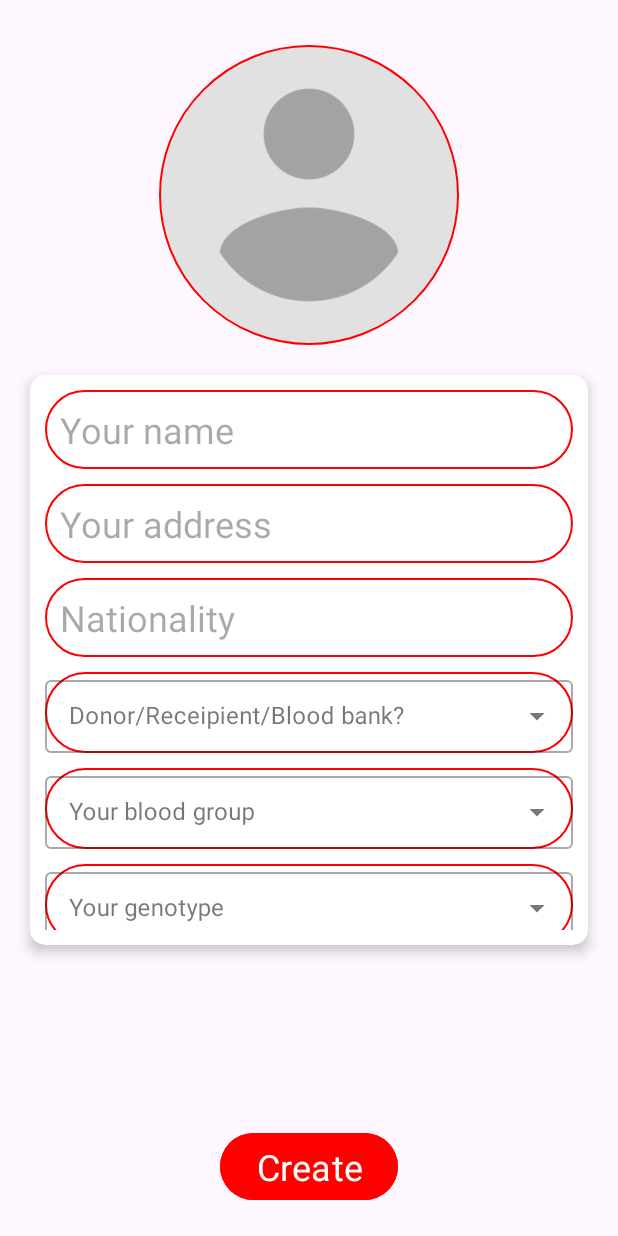
After one commit to Atachiz02Softwares/Blood, an Android app: the CreateProfileActivity screen opened directly, with no data from a screen before it, on a phone screen of 412 x 824 dp. The commit adds this screen. Run offline under Robolectric (Android 15) with nearby library versions, the phone set to English and light mode, and no system bars; our stand-ins replace CircleImageView.

Commit message:
...UI Create Profile...

```diff
--- a/app/src/main/AndroidManifest.xml
+++ b/app/src/main/AndroidManifest.xml
@@ -14,6 +14,9 @@
         android:supportsRtl="true"
         android:theme="@style/Theme.Blood"
         tools:targetApi="31">
+        <activity
+            android:name=".Activities.CreateProfileActivity"
+            android:exported="false" />
         <activity
             android:name=".Activities.SignUpActivity"
             android:exported="false" />
--- /dev/null
+++ b/app/src/main/java/morpheus/softwares/blood/Activities/CreateProfileActivity.java
@@ -0,0 +1,86 @@
+package morpheus.softwares.blood.Activities;
+
+import android.content.Intent;
+import android.net.Uri;
+import android.os.Bundle;
+import android.widget.ArrayAdapter;
+import android.widget.AutoCompleteTextView;
+import android.widget.RadioButton;
+import android.widget.RadioGroup;
+import android.widget.Toast;
+
+import androidx.annotation.Nullable;
+import androidx.appcompat.app.AppCompatActivity;
+
+import de.hdodenhof.circleimageview.CircleImageView;
+import morpheus.softwares.blood.Models.Links;
+import morpheus.softwares.blood.R;
+
+public class CreateProfileActivity extends AppCompatActivity {
+    private static final int REQUEST_CODE = 20;
+    private final String[] BLOODGROUPS = new Links().getBloodGroups();
+    private final String[] GENOTYPES = new Links().getGenotypes();
+    private final String[] ROLES = new Links().getRoles();
+    CircleImageView profilePic;
+    Uri profilePicture;
+    RadioGroup genderGroup;
+    RadioButton male, female;
+
+    AutoCompleteTextView bloodGroups;
+    ArrayAdapter<String> bloodGroupsAdapter;
+    AutoCompleteTextView genotypes;
+    ArrayAdapter<String> genotypesAdapter;
+    AutoCompleteTextView roles;
+    ArrayAdapter<String> roleAdapter;
+
+    @Override
+    protected void onCreate(Bundle savedInstanceState) {
+        super.onCreate(savedInstanceState);
+        setContentView(R.layout.activity_create_profile);
+
+        profilePic = findViewById(R.id.createProfileProfilePic);
+        genderGroup = findViewById(R.id.createProfileGender);
+        roles = findViewById(R.id.createProfileRole);
+        bloodGroups = findViewById(R.id.createProfileBloodGroup);
+        genotypes = findViewById(R.id.createProfileGenotype);
+        male = findViewById(R.id.createProfileMale);
+        female = findViewById(R.id.createProfileFemale);
+
+        profilePic.setOnClickListener(v -> {
+            Intent intent = new Intent().setAction(Intent.ACTION_GET_CONTENT).setType("image/*");
+            startActivityForResult(intent, REQUEST_CODE);
+        });
+
+
+        roleAdapter = new ArrayAdapter<>(this, R.layout.list_items, ROLES);
+        roles.setAdapter(roleAdapter);
+
+        bloodGroupsAdapter = new ArrayAdapter<>(this, R.layout.list_items, BLOODGROUPS);
+        bloodGroups.setAdapter(bloodGroupsAdapter);
+
+        genotypesAdapter = new ArrayAdapter<>(this, R.layout.list_items, GENOTYPES);
+        genotypes.setAdapter(genotypesAdapter);
+
+        genderGroup.setOnCheckedChangeListener((group, checkedId) -> {
+            if (checkedId == R.id.createProfileMale) {
+                Toast.makeText(CreateProfileActivity.this,
+                        male.getText() + " selected...", Toast.LENGTH_SHORT).show();
+            } else if (checkedId == R.id.createProfileFemale) {
+                Toast.makeText(CreateProfileActivity.this,
+                        female.getText() + " selected...", Toast.LENGTH_SHORT).show();
+            }
+        });
+    }
+
+    @Override
+    protected void onActivityResult(int requestCode, int resultCode, @Nullable Intent data) {
+        super.onActivityResult(requestCode, resultCode, data);
+
+        if (data != null) {
+            if (data.getData() != null) {
+                profilePicture = data.getData();
+                profilePic.setImageURI(profilePicture);
+            }
+        }
+    }
+}
--- /dev/null
+++ b/app/src/main/java/morpheus/softwares/blood/Models/Links.java
@@ -0,0 +1,31 @@
+package morpheus.softwares.blood.Models;
+
+public class Links {
+    String[] bloodGroups = {"A+", "A-", "B+", "B-", "AB+", "AB-", "O+", "O-", "Blood Bank"};
+    String[] genotypes = {"AA", "AS", "AC", "SS", "SC", "aa", "Blood Bank"};
+    String[] roles = {"Donor", "Recipient", "Blood Bank"};
+
+    public Links() {
+    }
+
+    /**
+     * Returns the list of predefined blood groups
+     */
+    public String[] getBloodGroups() {
+        return bloodGroups;
+    }
+
+    /**
+     * Returns the list of predefined genotypes
+     */
+    public String[] getGenotypes() {
+        return genotypes;
+    }
+
+    /**
+     * Returns the list of predefined roles
+     */
+    public String[] getRoles() {
+        return roles;
+    }
+}
--- /dev/null
+++ b/app/src/main/res/layout/activity_create_profile.xml
@@ -0,0 +1,181 @@
+<?xml version="1.0" encoding="utf-8"?>
+<RelativeLayout xmlns:android="http://schemas.android.com/apk/res/android"
+    xmlns:app="http://schemas.android.com/apk/res-auto"
+    xmlns:tools="http://schemas.android.com/tools"
+    android:id="@+id/createProfile"
+    android:layout_width="match_parent"
+    android:layout_height="match_parent"
+    android:padding="10dp"
+    tools:context=".Activities.CreateProfileActivity">
+
+    <de.hdodenhof.circleimageview.CircleImageView
+        android:id="@+id/createProfileProfilePic"
+        android:layout_width="200dp"
+        android:layout_height="200dp"
+        android:layout_centerHorizontal="true"
+        android:layout_margin="20dp"
+        android:src="@drawable/avatar"
+        app:civ_border_color="@color/red"
+        app:civ_border_width="1dp" />
+
+    <androidx.cardview.widget.CardView
+        android:id="@+id/createProfileCardView"
+        android:layout_width="match_parent"
+        android:layout_height="380dp"
+        android:layout_below="@id/createProfileProfilePic"
+        android:layout_marginStart="10dp"
+        android:layout_marginEnd="10dp"
+        android:layout_marginBottom="10dp"
+        app:cardCornerRadius="10dp"
+        app:cardElevation="5dp">
+
+        <androidx.core.widget.NestedScrollView
+            android:layout_width="match_parent"
+            android:layout_height="match_parent"
+            android:padding="10dp">
+
+            <RelativeLayout
+                android:layout_width="match_parent"
+                android:layout_height="wrap_content">
+
+                <EditText
+                    android:id="@+id/createProfileName"
+                    android:layout_width="match_parent"
+                    android:layout_height="wrap_content"
+                    android:autofillHints="name"
+                    android:background="@drawable/textbox_outline"
+                    android:hint="@string/your_name"
+                    android:inputType="text"
+                    android:padding="10dp"
+                    android:textSize="24sp" />
+
+                <EditText
+                    android:id="@+id/createProfileAddress"
+                    android:layout_width="match_parent"
+                    android:layout_height="wrap_content"
+                    android:layout_below="@+id/createProfileName"
+                    android:layout_marginTop="10dp"
+                    android:autofillHints="postalAddress"
+                    android:background="@drawable/textbox_outline"
+                    android:hint="Your address"
+                    android:inputType="textMultiLine"
+                    android:padding="10dp"
+                    android:textSize="24sp" />
+
+                <EditText
+                    android:id="@+id/createProfileCountry"
+                    android:layout_width="match_parent"
+                    android:layout_height="wrap_content"
+                    android:layout_below="@+id/createProfileAddress"
+                    android:layout_marginTop="10dp"
+                    android:background="@drawable/textbox_outline"
+                    android:hint="Nationality"
+                    android:inputType="text"
+                    android:padding="10dp"
+                    android:textSize="24sp" />
+
+                <com.google.android.material.textfield.TextInputLayout
+                    android:id="@+id/Role"
+                    style="@style/Widget.MaterialComponents.TextInputLayout.OutlinedBox.Dense.ExposedDropdownMenu"
+                    android:layout_width="match_parent"
+                    android:layout_height="wrap_content"
+                    android:layout_below="@+id/createProfileCountry"
+                    android:layout_marginTop="10dp"
+                    android:background="@drawable/textbox_outline"
+                    android:hint="Donor/Receipient/Blood bank?">
+
+                    <AutoCompleteTextView
+                        android:id="@+id/createProfileRole"
+                        android:layout_width="match_parent"
+                        android:layout_height="match_parent"
+                        android:inputType="none" />
+                </com.google.android.material.textfield.TextInputLayout>
+
+                <com.google.android.material.textfield.TextInputLayout
+                    android:id="@+id/BloodGroup"
+                    style="@style/Widget.MaterialComponents.TextInputLayout.OutlinedBox.Dense.ExposedDropdownMenu"
+                    android:layout_width="match_parent"
+                    android:layout_height="wrap_content"
+                    android:layout_below="@+id/Role"
+                    android:layout_marginTop="10dp"
+                    android:background="@drawable/textbox_outline"
+                    android:hint="Your blood group">
+
+                    <AutoCompleteTextView
+                        android:id="@+id/createProfileBloodGroup"
+                        android:layout_width="match_parent"
+                        android:layout_height="match_parent"
+                        android:inputType="none" />
+                </com.google.android.material.textfield.TextInputLayout>
+
+                <com.google.android.material.textfield.TextInputLayout
+                    android:id="@+id/Genotype"
+                    style="@style/Widget.MaterialComponents.TextInputLayout.OutlinedBox.Dense.ExposedDropdownMenu"
+                    android:layout_width="match_parent"
+                    android:layout_height="wrap_content"
+                    android:layout_below="@+id/BloodGroup"
+                    android:layout_marginTop="10dp"
+                    android:background="@drawable/textbox_outline"
+                    android:hint="Your genotype">
+
+                    <AutoCompleteTextView
+                        android:id="@+id/createProfileGenotype"
+                        android:layout_width="match_parent"
+                        android:layout_height="match_parent"
+                        android:inputType="none" />
+                </com.google.android.material.textfield.TextInputLayout>
+
+                <RadioGroup
+                    android:id="@+id/createProfileGender"
+                    android:layout_width="wrap_content"
+                    android:layout_height="wrap_content"
+                    android:layout_below="@+id/Genotype"
+                    android:layout_centerHorizontal="true"
+                    android:layout_marginTop="10dp"
+                    android:orientation="horizontal">
+
+                    <RadioButton
+                        android:id="@+id/createProfileMale"
+                        android:layout_width="wrap_content"
+                        android:layout_height="wrap_content"
+                        android:layout_marginEnd="25dp"
+                        android:buttonTint="@color/red"
+                        android:text="@string/male"
+                        android:textColor="@color/red"
+                        android:textSize="24sp" />
+
+                    <RadioButton
+                        android:id="@+id/createProfileFemale"
+                        android:layout_width="wrap_content"
+                        android:layout_height="wrap_content"
+                        android:layout_marginStart="25dp"
+                        android:buttonTint="@color/red"
+                        android:text="@string/female"
+                        android:textColor="@color/red"
+                        android:textSize="24sp" />
+                </RadioGroup>
+            </RelativeLayout>
+        </androidx.core.widget.NestedScrollView>
+    </androidx.cardview.widget.CardView>
+
+    <ProgressBar
+        android:id="@+id/createProfileProgressBar"
+        android:layout_width="wrap_content"
+        android:layout_height="wrap_content"
+        android:layout_below="@+id/createProfileCardView"
+        android:layout_centerHorizontal="true"
+        android:layout_marginTop="10dp"
+        android:visibility="gone" />
+
+    <Button
+        android:id="@+id/createProfileCreateProfile"
+        android:layout_width="wrap_content"
+        android:layout_height="wrap_content"
+        android:layout_alignParentBottom="true"
+        android:layout_centerHorizontal="true"
+        android:layout_marginTop="10dp"
+        android:layout_marginBottom="10dp"
+        android:backgroundTint="@color/red"
+        android:text="@string/create"
+        android:textSize="24sp" />
+</RelativeLayout>
--- a/app/src/main/res/values-night/strings.xml
+++ b/app/src/main/res/values-night/strings.xml
@@ -28,4 +28,9 @@
     <string name="exit">exit</string>
     <string name="open">open</string>
     <string name="close">close</string>
+    <string name="nill"> </string>
+    <string name="create">Create</string>
+    <string name="your_name">Your name</string>
+    <string name="male">Male</string>
+    <string name="female">Female</string>
 </resources>
--- a/app/src/main/res/values/strings.xml
+++ b/app/src/main/res/values/strings.xml
@@ -27,4 +27,9 @@
     <string name="exit">exit</string>
     <string name="open">open</string>
     <string name="close">close</string>
+    <string name="nill"> </string>
+    <string name="create">Create</string>
+    <string name="your_name">Your name</string>
+    <string name="male">Male</string>
+    <string name="female">Female</string>
 </resources>
```
Also changed, not shown: app/src/main/java/morpheus/softwares/blood/Activities/MainActivity.java (+8 -15 lines), app/src/main/java/morpheus/softwares/blood/Activities/SignUpActivity.java (+7 -6 lines), app/src/main/res/layout/list_items.xml (added, +11 -0 lines), app/src/main/res/layout/navigation_header.xml (+4 -4 lines), app/src/main/res/layout/wrapper_main.xml (+38 -19 lines).
